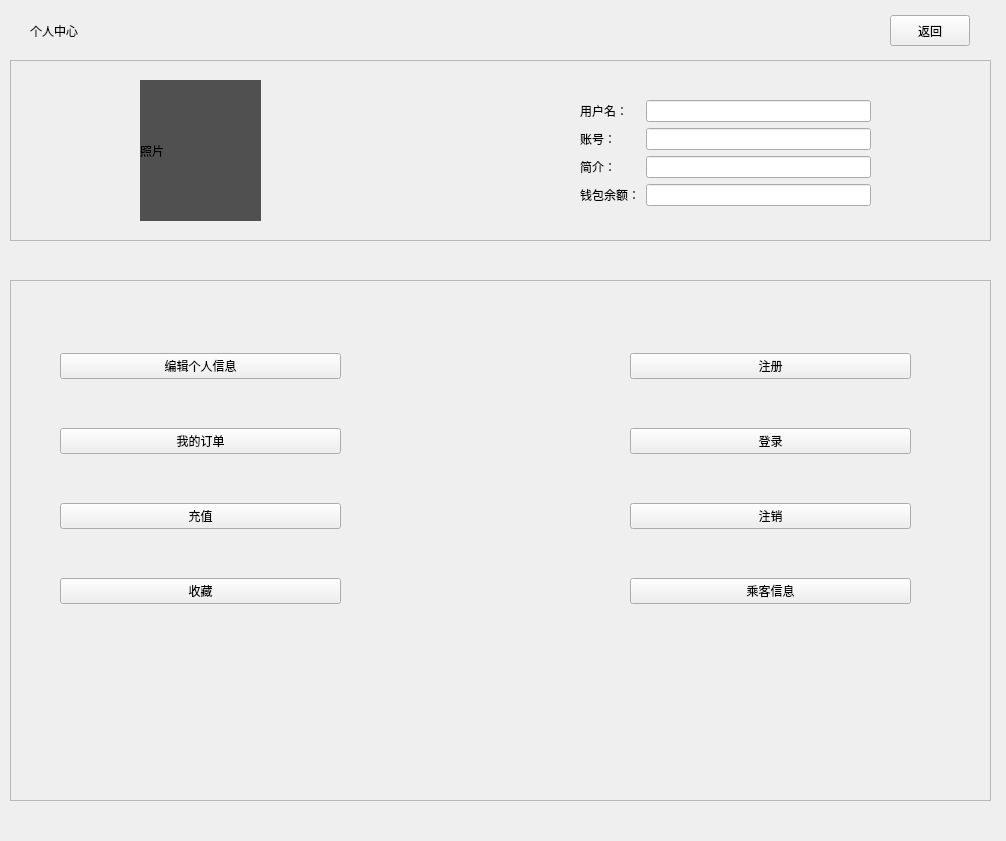
First picture: the form in Flight/userprofile.ui, repository howbirdfly/FlightServer, before the edit.
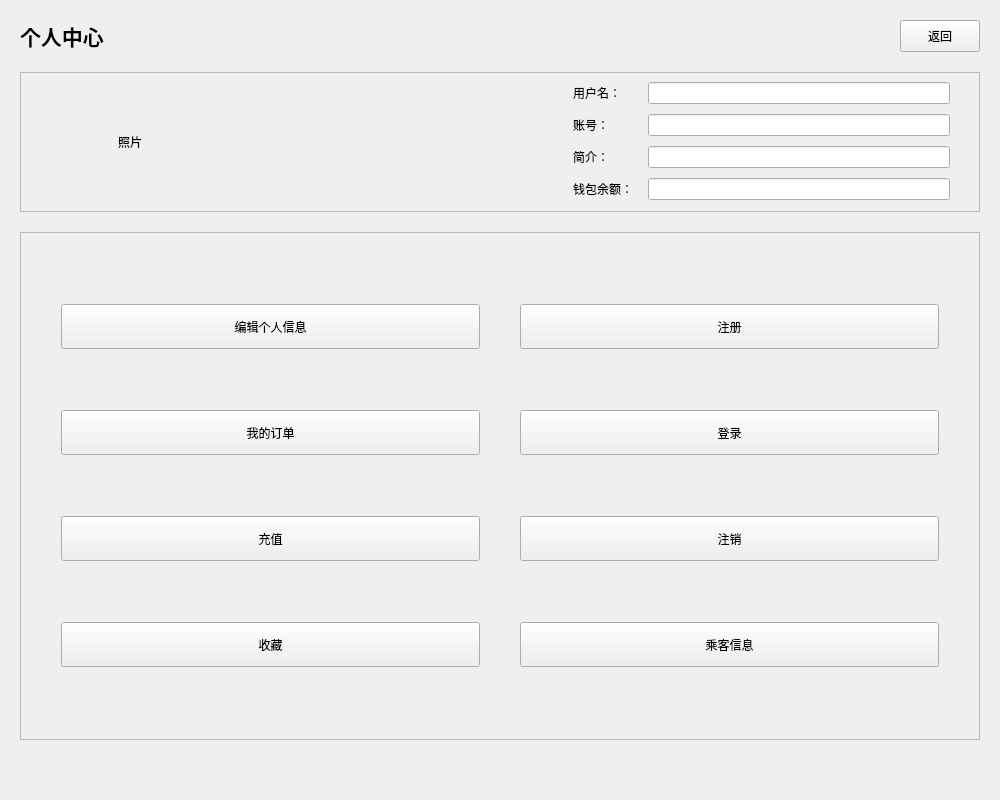
Second picture: the form after the edit.

Patch:
```diff
--- a/Flight/userprofile.ui
+++ b/Flight/userprofile.ui
@@ -2,97 +2,130 @@
 <ui version="4.0">
  <class>UserProfile</class>
  <widget class="QWidget" name="UserProfile">
-  <property name="enabled">
-   <bool>true</bool>
-  </property>
   <property name="geometry">
    <rect>
     <x>0</x>
     <y>0</y>
-    <width>1006</width>
-    <height>841</height>
+    <width>1000</width>
+    <height>800</height>
    </rect>
   </property>
   <property name="windowTitle">
-   <string>Form</string>
+   <string>个人中心</string>
   </property>
-  <property name="autoFillBackground">
-   <bool>false</bool>
-  </property>
-  <property name="styleSheet">
-   <string notr="true"/>
-  </property>
-  <widget class="QWidget" name="widget" native="true">
-   <property name="geometry">
-    <rect>
-     <x>10</x>
-     <y>10</y>
-     <width>981</width>
-     <height>41</height>
-    </rect>
+  <layout class="QVBoxLayout" name="verticalLayout_main">
+   <property name="spacing">
+    <number>20</number>
+   </property>
+   <property name="leftMargin">
+    <number>20</number>
+   </property>
+   <property name="topMargin">
+    <number>20</number>
    </property>
-   <property name="styleSheet">
-    <string notr="true"/>
+   <property name="rightMargin">
+    <number>20</number>
    </property>
+   <property name="bottomMargin">
+    <number>20</number>
+   </property>
+   <item>
+    <widget class="QWidget" name="headerWidget" native="true">
+     <layout class="QHBoxLayout" name="horizontalLayout_header">
+      <property name="leftMargin">
+       <number>0</number>
+      </property>
+      <property name="topMargin">
+       <number>0</number>
+      </property>
+      <property name="rightMargin">
+       <number>0</number>
+      </property>
+      <property name="bottomMargin">
+       <number>0</number>
+      </property>
+      <item>
    <widget class="QLabel" name="label">
-    <property name="geometry">
-     <rect>
-      <x>20</x>
-      <y>10</y>
-      <width>81</width>
-      <height>21</height>
-     </rect>
+        <property name="font">
+         <font>
+          <pointsize>16</pointsize>
+          <bold>true</bold>
+         </font>
     </property>
     <property name="text">
      <string>个人中心</string>
     </property>
    </widget>
+      </item>
+      <item>
+       <spacer name="horizontalSpacer">
+        <property name="orientation">
+         <enum>Qt::Orientation::Horizontal</enum>
+        </property>
+        <property name="sizeHint" stdset="0">
+         <size>
+          <width>40</width>
+          <height>20</height>
+         </size>
+        </property>
+       </spacer>
+      </item>
+      <item>
    <widget class="QPushButton" name="btn_back">
-    <property name="geometry">
-     <rect>
-      <x>880</x>
-      <y>5</y>
+        <property name="minimumSize">
+         <size>
       <width>80</width>
-      <height>31</height>
-     </rect>
-    </property>
-    <property name="styleSheet">
-     <string notr="true"/>
+          <height>32</height>
+         </size>
     </property>
     <property name="text">
      <string>返回</string>
     </property>
    </widget>
-  </widget>
+      </item>
+     </layout>
+    </widget>
+   </item>
+   <item>
   <widget class="QFrame" name="frame">
-   <property name="geometry">
-    <rect>
-     <x>10</x>
-     <y>60</y>
-     <width>981</width>
-     <height>181</height>
-    </rect>
-   </property>
-   <property name="styleSheet">
-    <string notr="true"/>
-   </property>
    <property name="frameShape">
-    <enum>QFrame::StyledPanel</enum>
+      <enum>QFrame::Shape::StyledPanel</enum>
    </property>
    <property name="frameShadow">
-    <enum>QFrame::Raised</enum>
-   </property>
+      <enum>QFrame::Shadow::Raised</enum>
+     </property>
+     <layout class="QHBoxLayout" name="horizontalLayout_2">
+      <item>
+       <layout class="QHBoxLayout" name="horizontalLayout">
+        <item>
+         <spacer name="horizontalSpacer_3">
+          <property name="orientation">
+           <enum>Qt::Orientation::Horizontal</enum>
+          </property>
+          <property name="sizeType">
+           <enum>QSizePolicy::Policy::Minimum</enum>
+          </property>
+          <property name="sizeHint" stdset="0">
+           <size>
+            <width>40</width>
+            <height>20</height>
+           </size>
+          </property>
+         </spacer>
+        </item>
+        <item>
    <widget class="QLabel" name="label_2">
-    <property name="geometry">
-     <rect>
-      <x>130</x>
-      <y>20</y>
-      <width>121</width>
-      <height>141</height>
-     </rect>
-    </property>
-    <property name="styleSheet">
-     <string notr="true">background-color: #505050;</string>
+          <property name="minimumSize">
+           <size>
+            <width>120</width>
+            <height>120</height>
+           </size>
+          </property>
+          <property name="maximumSize">
+           <size>
+            <width>120</width>
+            <height>120</height>
+           </size>
     </property>
     <property name="text">
      <string>照片</string>
@@ -100,17 +133,32 @@
     <property name="scaledContents">
      <bool>true</bool>
     </property>
-   </widget>
-   <widget class="QWidget" name="formLayoutWidget">
-    <property name="geometry">
-     <rect>
-      <x>570</x>
-      <y>40</y>
-      <width>291</width>
-      <height>123</height>
-     </rect>
-    </property>
+          <property name="alignment">
+           <set>Qt::AlignmentFlag::AlignCenter</set>
+          </property>
+         </widget>
+        </item>
+        <item>
+         <spacer name="horizontalSpacer_4">
+          <property name="orientation">
+           <enum>Qt::Orientation::Horizontal</enum>
+          </property>
+          <property name="sizeHint" stdset="0">
+           <size>
+            <width>40</width>
+            <height>20</height>
+           </size>
+          </property>
+         </spacer>
+        </item>
+        <item>
     <layout class="QFormLayout" name="formLayout">
+          <property name="horizontalSpacing">
+           <number>15</number>
+          </property>
+          <property name="verticalSpacing">
+           <number>10</number>
+          </property>
      <item row="0" column="0">
       <widget class="QLabel" name="label_3">
        <property name="text">
@@ -118,10 +166,10 @@
        </property>
       </widget>
      </item>
-     <item row="2" column="0">
-      <widget class="QLabel" name="label_4">
-       <property name="text">
-        <string>简介：</string>
+          <item row="0" column="1">
+           <widget class="QLineEdit" name="txt_Username">
+            <property name="readOnly">
+             <bool>true</bool>
        </property>
       </widget>
      </item>
@@ -132,13 +180,6 @@
        </property>
       </widget>
      </item>
-     <item row="0" column="1">
-      <widget class="QLineEdit" name="txt_Username">
-       <property name="readOnly">
-        <bool>true</bool>
-       </property>
-      </widget>
-     </item>
      <item row="1" column="1">
       <widget class="QLineEdit" name="txt_UserAccount">
        <property name="readOnly">
@@ -146,6 +187,13 @@
        </property>
       </widget>
      </item>
+          <item row="2" column="0">
+           <widget class="QLabel" name="label_4">
+            <property name="text">
+             <string>简介：</string>
+            </property>
+           </widget>
+          </item>
      <item row="2" column="1">
       <widget class="QLineEdit" name="txt_jianjie">
        <property name="readOnly">
@@ -153,13 +201,6 @@
        </property>
       </widget>
      </item>
-     <item row="3" column="1">
-      <widget class="QLineEdit" name="txt_yu">
-       <property name="readOnly">
-        <bool>true</bool>
-       </property>
-      </widget>
-     </item>
      <item row="3" column="0">
       <widget class="QLabel" name="label_6">
        <property name="text">
@@ -167,108 +208,193 @@
        </property>
       </widget>
      </item>
-    </layout>
-   </widget>
-  </widget>
+          <item row="3" column="1">
+           <widget class="QLineEdit" name="txt_yu">
+            <property name="readOnly">
+             <bool>true</bool>
+            </property>
+           </widget>
+          </item>
+         </layout>
+        </item>
+        <item>
+         <spacer name="horizontalSpacer_2">
+          <property name="orientation">
+           <enum>Qt::Orientation::Horizontal</enum>
+          </property>
+          <property name="sizeType">
+           <enum>QSizePolicy::Policy::Minimum</enum>
+          </property>
+          <property name="sizeHint" stdset="0">
+           <size>
+            <width>20</width>
+            <height>20</height>
+           </size>
+          </property>
+         </spacer>
+        </item>
+       </layout>
+      </item>
+     </layout>
+    </widget>
+   </item>
+   <item>
   <widget class="QFrame" name="frame_2">
-   <property name="geometry">
-    <rect>
-     <x>10</x>
-     <y>280</y>
-     <width>981</width>
-     <height>521</height>
-    </rect>
-   </property>
-   <property name="styleSheet">
-    <string notr="true"/>
+     <property name="sizePolicy">
+      <sizepolicy hsizetype="Preferred" vsizetype="Expanding">
+       <horstretch>0</horstretch>
+       <verstretch>0</verstretch>
+      </sizepolicy>
    </property>
    <property name="frameShape">
-    <enum>QFrame::StyledPanel</enum>
+      <enum>QFrame::Shape::StyledPanel</enum>
    </property>
    <property name="frameShadow">
-    <enum>QFrame::Raised</enum>
-   </property>
-   <widget class="QWidget" name="verticalLayoutWidget">
-    <property name="geometry">
-     <rect>
-      <x>50</x>
-      <y>30</y>
-      <width>281</width>
-      <height>341</height>
-     </rect>
-    </property>
-    <layout class="QVBoxLayout" name="verticalLayout">
-     <item>
-      <widget class="QPushButton" name="pushButton_5">
-       <property name="text">
-        <string>编辑个人信息</string>
-       </property>
-      </widget>
-     </item>
-     <item>
-      <widget class="QPushButton" name="pushButton_4">
+      <enum>QFrame::Shadow::Raised</enum>
+     </property>
+     <layout class="QGridLayout" name="gridLayout_buttons">
+      <property name="leftMargin">
+       <number>40</number>
+      </property>
+      <property name="topMargin">
+       <number>30</number>
+      </property>
+      <property name="rightMargin">
+       <number>40</number>
+      </property>
+      <property name="bottomMargin">
+       <number>30</number>
+      </property>
+      <property name="horizontalSpacing">
+       <number>40</number>
+      </property>
+      <property name="verticalSpacing">
+       <number>20</number>
+      </property>
+      <item row="2" column="1">
+       <widget class="QPushButton" name="pushButton_9">
+        <property name="minimumSize">
+         <size>
+          <width>0</width>
+          <height>45</height>
+         </size>
+        </property>
        <property name="text">
-        <string>我的订单</string>
+         <string>注销</string>
        </property>
       </widget>
      </item>
-     <item>
+      <item row="2" column="0">
       <widget class="QPushButton" name="btn_recharge">
+        <property name="minimumSize">
+         <size>
+          <width>0</width>
+          <height>45</height>
+         </size>
+        </property>
        <property name="text">
         <string>充值</string>
        </property>
       </widget>
      </item>
-     <item>
-      <widget class="QPushButton" name="btn_favorites">
-       <property name="text">
-        <string>收藏</string>
-       </property>
-      </widget>
-     </item>
-    </layout>
-   </widget>
-   <widget class="QWidget" name="verticalLayoutWidget_2">
-    <property name="geometry">
-     <rect>
-      <x>620</x>
-      <y>30</y>
-      <width>281</width>
-      <height>341</height>
-     </rect>
-    </property>
-    <layout class="QVBoxLayout" name="verticalLayout_2">
-     <item>
+      <item row="0" column="1">
       <widget class="QPushButton" name="pushButton_8">
+        <property name="minimumSize">
+         <size>
+          <width>0</width>
+          <height>45</height>
+         </size>
+        </property>
        <property name="text">
         <string>注册</string>
        </property>
       </widget>
      </item>
-     <item>
-      <widget class="QPushButton" name="pushButton_7">
-       <property name="text">
-        <string>登录</string>
-       </property>
-      </widget>
-     </item>
-     <item>
-      <widget class="QPushButton" name="pushButton_9">
-       <property name="text">
-        <string>注销</string>
-       </property>
-      </widget>
-     </item>
-     <item>
+      <item row="3" column="1">
       <widget class="QPushButton" name="pushButton_10">
+        <property name="minimumSize">
+         <size>
+          <width>0</width>
+          <height>45</height>
+         </size>
+        </property>
        <property name="text">
         <string>乘客信息</string>
        </property>
       </widget>
      </item>
-    </layout>
-   </widget>
-  </widget>
+      <item row="3" column="0">
+       <widget class="QPushButton" name="btn_favorites">
+        <property name="minimumSize">
+         <size>
+          <width>0</width>
+          <height>45</height>
+         </size>
+        </property>
+        <property name="text">
+         <string>收藏</string>
+        </property>
+       </widget>
+      </item>
+      <item row="0" column="0">
+       <widget class="QPushButton" name="pushButton_5">
+        <property name="minimumSize">
+         <size>
+          <width>0</width>
+          <height>45</height>
+         </size>
+        </property>
+        <property name="text">
+         <string>编辑个人信息</string>
+        </property>
+       </widget>
+      </item>
+      <item row="1" column="1">
+       <widget class="QPushButton" name="pushButton_7">
+        <property name="minimumSize">
+         <size>
+          <width>0</width>
+          <height>45</height>
+         </size>
+        </property>
+        <property name="text">
+         <string>登录</string>
+        </property>
+       </widget>
+      </item>
+      <item row="1" column="0">
+       <widget class="QPushButton" name="pushButton_4">
+        <property name="minimumSize">
+         <size>
+          <width>0</width>
+          <height>45</height>
+         </size>
+        </property>
+        <property name="text">
+         <string>我的订单</string>
+        </property>
+       </widget>
+      </item>
+     </layout>
+    </widget>
+   </item>
+   <item>
+    <spacer name="verticalSpacer">
+     <property name="orientation">
+      <enum>Qt::Orientation::Vertical</enum>
+     </property>
+     <property name="sizeType">
+      <enum>QSizePolicy::Policy::Minimum</enum>
+     </property>
+     <property name="sizeHint" stdset="0">
+      <size>
+       <width>20</width>
+       <height>40</height>
+      </size>
+     </property>
+    </spacer>
+   </item>
+  </layout>
  </widget>
  <resources/>
  <connections/>
```
Lines whose indentation alone changed are shown as unchanged.
